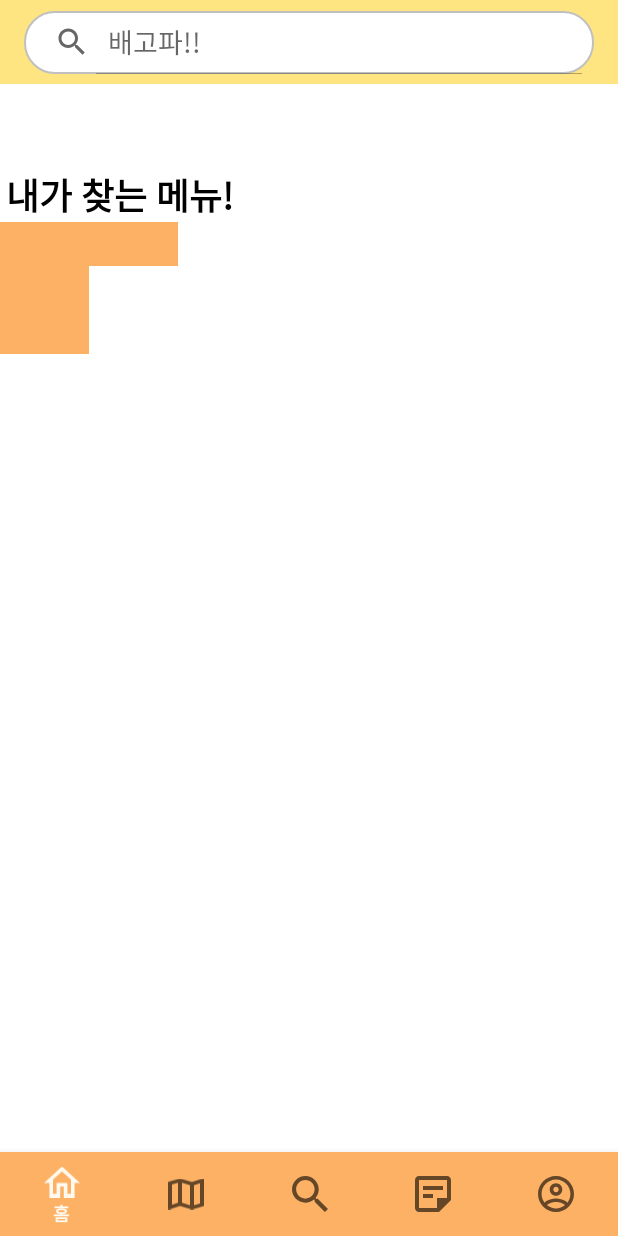
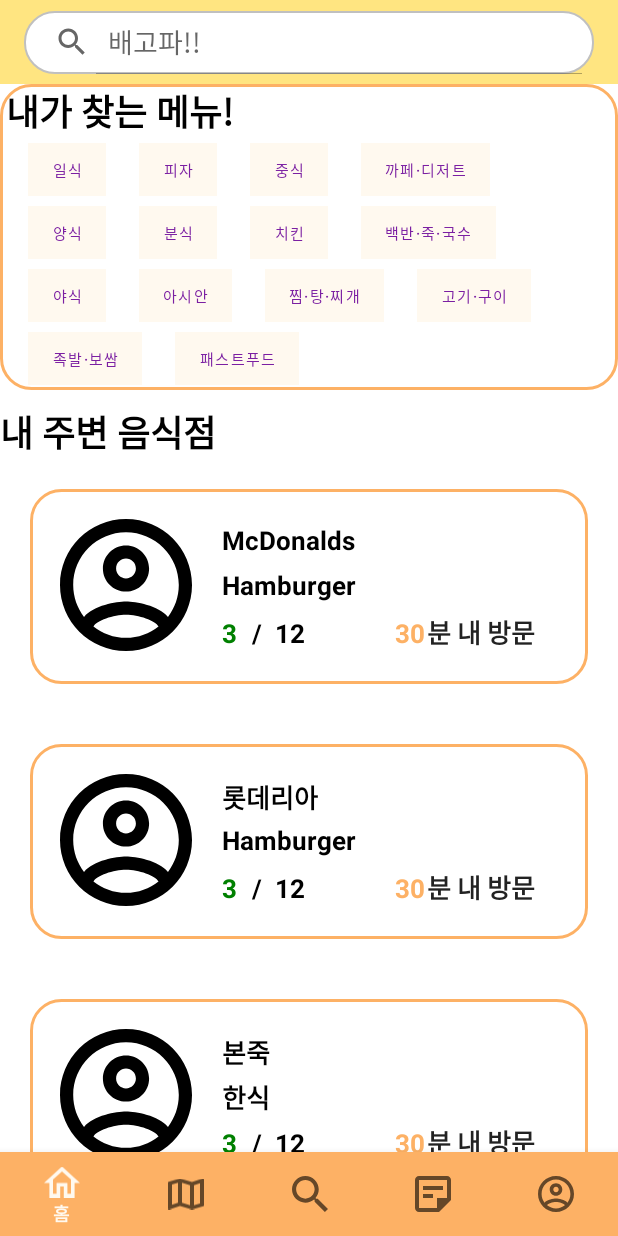
Before and after one commit to ajou-swe-2022/Android, an Android app: the screen it shows after launch (MainActivity), on a phone screen of 412 x 824 dp. Run offline under Robolectric (Android 15) with nearby library versions, the phone set to English and light mode, and no system bars.

Commit message:
Home 화면 구현,category button 미작동

```diff
--- /dev/null
+++ b/Waguwagu/app/src/main/java/com/example/waguwagu/CategoryAdapter.kt
@@ -0,0 +1,39 @@
+package com.example.waguwagu
+
+import androidx.recyclerview.widget.RecyclerView
+import android.view.LayoutInflater
+import android.view.ViewGroup
+import com.example.waguwagu.databinding.CategoryButtonBinding
+import com.example.waguwagu.databinding.OrderListItemBinding
+import androidx.fragment.app.FragmentManager
+
+class CategoryAdapter(val data:List<String>) : RecyclerView.Adapter<CategoryHolder>() {
+    private val mainActivity = MainActivity.getInstance()
+
+
+
+    override fun onCreateViewHolder(parent: ViewGroup, viewType: Int): CategoryHolder {
+        val binding = CategoryButtonBinding.inflate(LayoutInflater.from(parent.context), parent, false)
+        return CategoryHolder(binding)
+    }
+    override fun onBindViewHolder(holder: CategoryHolder, position: Int) {
+        return holder.setData(data[position])
+    }
+    override fun getItemCount(): Int = data.size
+
+
+}
+class CategoryHolder(private val binding : CategoryButtonBinding) : RecyclerView.ViewHolder(binding.root){
+    private val mainActivity = MainActivity.getInstance()
+    var mMember:String? = null
+
+    init {
+        binding.categoryName.setOnClickListener {
+            mainActivity?.text()
+            //mainActivity?.setCategory(binding.categoryName.text.toString())
+        }
+    }
+    fun setData(string: String){
+        binding.categoryName.text = string
+    }
+}
--- a/Waguwagu/app/src/main/java/com/example/waguwagu/MainActivity.kt
+++ b/Waguwagu/app/src/main/java/com/example/waguwagu/MainActivity.kt
@@ -4,6 +4,7 @@
 import androidx.appcompat.app.AppCompatActivity
 import android.os.Bundle
 import android.util.Log
+import android.widget.Toast
 import androidx.appcompat.widget.SearchView
 import androidx.fragment.app.Fragment
 import androidx.fragment.app.FragmentManager
@@ -18,11 +19,18 @@
 
     val searchbarFragment = SearchbarFragment()
     val homeFragment = HomeFragment()
+    companion object{
+        private var instance:MainActivity? = null
+        fun getInstance(): MainActivity? {
+            return instance
+        }
+    }
 
+    var  searchview:SearchView?=null
     override fun onCreate(savedInstanceState: Bundle?) {
         super.onCreate(savedInstanceState)
         setContentView(R.layout.activity_main)
-        var searchview : SearchView = findViewById(R.id.search_view)
+        searchview = findViewById(R.id.search_view)
 
         // 하단 탭이 눌렸을 때 화면을 전환하기 위해선 이벤트 처리하기 위해 BottomNavigationView 객체 생성
         var bnv_main = findViewById(R.id.bnv_main) as BottomNavigationView
@@ -56,7 +64,7 @@
 
             selectedItemId = R.id.home
 
-            searchview.setOnQueryTextListener(object : SearchView.OnQueryTextListener {
+            searchview?.setOnQueryTextListener(object : SearchView.OnQueryTextListener {
                 override fun onQueryTextSubmit(query: String?): Boolean {
                     setDataAtFragment(searchbarFragment, query)
                     if(selectedItemId != R.id.searchbar) {
@@ -67,7 +75,7 @@
                         supportFragmentManager.beginTransaction().detach(searchbarFragment).commitNowAllowingStateLoss()
                         supportFragmentManager.beginTransaction().attach(searchbarFragment).commitAllowingStateLoss()
                     }
-                    searchview.clearFocus()
+                    searchview?.clearFocus()
                     return false
                 }
 
@@ -87,5 +95,16 @@
 
         fragment.arguments = bundle
     }
+    fun setCategory(string: String?){
+        //searchview?.setQuery(string,true)
+        Toast.makeText(this@MainActivity, "토스트 메세지 띄우기 입니다.", Toast.LENGTH_SHORT).show()
+
+
+    }
+    fun text() {
+        homeFragment.binding.categoryRecyclerview1.adapter=CategoryAdapter(mutableListOf("확인"))
+        Toast.makeText(this@MainActivity, "토스트 메세지 띄우기 입니다.", Toast.LENGTH_SHORT).show()
+
+    }
 
 }
--- a/Waguwagu/app/src/main/java/com/example/waguwagu/ui/home/HomeFragment.kt
+++ b/Waguwagu/app/src/main/java/com/example/waguwagu/ui/home/HomeFragment.kt
@@ -1,33 +1,33 @@
 package com.example.waguwagu.ui.home
 
+import android.content.Context
 import android.os.Bundle
 import androidx.fragment.app.Fragment
 import android.view.LayoutInflater
 import android.view.View
 import android.view.ViewGroup
+import com.example.waguwagu.CategoryAdapter
+import com.example.waguwagu.MainActivity
 import com.example.waguwagu.R
+import com.example.waguwagu.SearchAdapter
+import com.example.waguwagu.databinding.FragmentHomeBinding
+import com.example.waguwagu.model.data.SearchData
 
 // TODO: Rename parameter arguments, choose names that match
 // the fragment initialization parameters, e.g. ARG_ITEM_NUMBER
 private const val ARG_PARAM1 = "param1"
 private const val ARG_PARAM2 = "param2"
 
-/**
- * A simple [Fragment] subclass.
- * Use the [HomeFragment.newInstance] factory method to
- * create an instance of this fragment.
- */
+
 class HomeFragment : Fragment() {
-    // TODO: Rename and change types of parameters
-    private var param1: String? = null
-    private var param2: String? = null
+
+
+
+    lateinit var binding:FragmentHomeBinding
+
 
     override fun onCreate(savedInstanceState: Bundle?) {
         super.onCreate(savedInstanceState)
-        arguments?.let {
-            param1 = it.getString(ARG_PARAM1)
-            param2 = it.getString(ARG_PARAM2)
-        }
     }
 
     override fun onCreateView(
@@ -35,9 +35,54 @@
         savedInstanceState: Bundle?
     ): View? {
         // Inflate the layout for this fragment
-        return inflater.inflate(R.layout.fragment_home, container, false)
+        binding=FragmentHomeBinding.inflate(inflater,container,false)
+        val datas1 = mutableListOf<String>()
+        val datas2 = mutableListOf<String>()
+        val datas3 = mutableListOf<String>()
+        val datas4 = mutableListOf<String>()
+        val datas = mutableListOf<SearchData>()
+        datas1.apply {
+            add("일식")
+            add("피자")
+            add("중식")
+            add("까페·디저트")
+
+        }
+        datas2.apply {
+            add("양식")
+            add("분식")
+            add("치킨")
+            add("백반·죽·국수")
+
+        }
+        datas3.apply {
+            add("야식")
+            add("아시안")
+            add("찜·탕·찌개")
+            add("고기·구이")
+
+        }
+        datas4.apply {
+            add("족발·보쌈")
+            add("패스트푸드")
+        }
+        datas.apply {
+            add(SearchData("McDonalds", "Hamburger", 3, 12, 30))
+            add(SearchData("롯데리아", "Hamburger", 3, 12, 30))
+            add(SearchData("본죽", "한식", 3, 12, 30))
+            add(SearchData("푸라닭", "한식", 3, 12, 30))
+            add(SearchData("팔달관매점", "호텔", 3, 12, 30))
+        }
+        binding.categoryRecyclerview1.adapter=CategoryAdapter(datas1)
+        binding.categoryRecyclerview2.adapter=CategoryAdapter(datas2)
+        binding.categoryRecyclerview3.adapter=CategoryAdapter(datas3)
+        binding.categoryRecyclerview4.adapter=CategoryAdapter(datas4)
+        binding.searchRecyclerview.adapter=SearchAdapter(datas)
+        return binding.root
     }
 
+
+    /*
     companion object {
         /**
          * Use this factory method to create a new instance of
@@ -57,4 +102,6 @@
                 }
             }
     }
+
+     */
 }
--- a/Waguwagu/app/src/main/java/com/example/waguwagu/ui/searchmap/SearchmapFragment.kt
+++ b/Waguwagu/app/src/main/java/com/example/waguwagu/ui/searchmap/SearchmapFragment.kt
@@ -5,7 +5,7 @@
 import android.graphics.Canvas
 import android.graphics.drawable.BitmapDrawable
 import android.os.Bundle
-import android.renderscript.ScriptGroup
+
 import androidx.fragment.app.Fragment
 import android.view.LayoutInflater
 import android.view.View
@@ -57,8 +57,7 @@
 
     }
 
-    private lateinit var mView: MapView
-    private lateinit var cardview: CardView
+
     private lateinit var rootView:View
     val datas = mutableListOf<SearchData>()
     lateinit var binding:FragmentSearchmapBinding
--- a/Waguwagu/app/src/main/res/drawable/ic_category.xml
+++ b/Waguwagu/app/src/main/res/drawable/ic_category.xml
@@ -1,11 +1,11 @@
 <?xml version="1.0" encoding="utf-8"?>
 <vector xmlns:android="http://schemas.android.com/apk/res/android"
-    android:width="99dp"
-    android:height="62dp"
+    android:width="50dp"
+    android:height="24dp"
     android:viewportWidth="99"
     android:viewportHeight="62">
 
     <path
-        android:fillColor="#FDB165"
+        android:fillColor="#FDB16500"
         android:pathData="M 0 0 H 99 V 62 H 0 V 0 Z" />
 </vector>
--- /dev/null
+++ b/Waguwagu/app/src/main/res/layout/category_button.xml
@@ -0,0 +1,27 @@
+<?xml version="1.0" encoding="utf-8"?>
+<LinearLayout xmlns:android="http://schemas.android.com/apk/res/android"
+    xmlns:tools="http://schemas.android.com/tools"
+    android:id="@+id/chat_message_item_layout"
+    android:layout_width="wrap_content"
+    android:layout_height="wrap_content"
+    android:padding="3dp"
+    android:orientation="vertical">
+
+
+    <Button
+        android:minWidth="0dp"
+        android:minHeight="0dp"
+        android:id="@+id/category_name"
+        android:layout_width="wrap_content"
+        android:layout_height="wrap_content"
+        android:background="@drawable/ic_category"
+        android:backgroundTint="@null"
+        android:layout_marginStart="15dp"
+        android:textColor="#7B1FA2"
+        android:textSize="10dp"
+        android:textColorHighlight="@color/black"
+        tools:text="check"
+        tools:ignore="SpeakableTextPresentCheck" />
+
+
+</LinearLayout>
--- a/Waguwagu/app/src/main/res/layout/fragment_home.xml
+++ b/Waguwagu/app/src/main/res/layout/fragment_home.xml
@@ -12,18 +12,16 @@
         android:layout_height="match_parent"
         android:orientation="vertical">
 
-        <View
-            android:layout_width="match_parent"
-            android:layout_height="?attr/actionBarSize" />
+
 
         <LinearLayout
             android:layout_width="match_parent"
-            android:layout_height="197dp"
+            android:layout_height="wrap_content"
+            android:background="@drawable/component_round"
             android:orientation="vertical">
 
-
             <TextView
-                android:id="@+id/result_text"
+                android:id="@+id/result_text1"
                 android:layout_width="160dp"
                 android:layout_height="wrap_content"
                 android:gravity="center_horizontal"
@@ -31,47 +29,95 @@
                 android:textColor="@color/black"
                 android:textSize="24sp"
                 android:textStyle="bold" />
-
-            <androidx.constraintlayout.widget.ConstraintLayout
+            <LinearLayout
                 android:layout_width="match_parent"
                 android:layout_height="wrap_content"
+
                 android:orientation="horizontal">
 
-                <LinearLayout
+                <androidx.recyclerview.widget.RecyclerView
+                    android:id="@+id/category_recyclerview1"
+                    android:layout_width="match_parent"
+                    android:layout_height="match_parent"
+                    android:orientation="horizontal"
+
+
+                    app:layoutManager="androidx.recyclerview.widget.LinearLayoutManager"
+                    tools:listitem="@layout/category_button"
+                    tools:orientation="horizontal" />
+            </LinearLayout>
+            <LinearLayout
+                android:layout_width="match_parent"
+                android:layout_height="wrap_content"
+
+                android:orientation="horizontal">
+
+                <androidx.recyclerview.widget.RecyclerView
+                    android:id="@+id/category_recyclerview2"
                     android:layout_width="match_parent"
                     android:layout_height="wrap_content"
-                    android:orientation="horizontal">
+                    android:orientation="horizontal"
 
-                    <ImageButton
-                        android:id="@+id/imageButton3"
-                        android:layout_width="59dp"
-                        android:layout_height="29dp"
-                        android:padding="0dp"
-                        android:src="@drawable/ic_category" />
+                    app:layoutManager="androidx.recyclerview.widget.LinearLayoutManager"
+                    tools:orientation="horizontal"
+                    tools:listitem="@layout/category_button" />
+            </LinearLayout>
+            <LinearLayout
+                android:layout_width="match_parent"
+                android:layout_height="wrap_content"
 
-                    <ImageButton
-                        android:id="@+id/imageButton2"
-                        android:layout_width="59dp"
-                        android:layout_height="29dp"
-                        android:padding="0dp"
-                        android:src="@drawable/ic_category" />
-                </LinearLayout>
-            </androidx.constraintlayout.widget.ConstraintLayout>
+                android:orientation="horizontal">
 
-            <ImageButton
-                android:id="@+id/imageButton"
-                android:layout_width="59dp"
-                android:layout_height="29dp"
-                android:padding="0dp"
-                android:src="@drawable/ic_category" />
+                <androidx.recyclerview.widget.RecyclerView
+                    android:id="@+id/category_recyclerview3"
+                    android:layout_width="match_parent"
+                    android:layout_height="wrap_content"
+                    android:orientation="horizontal"
 
-            <ImageButton
-                android:id="@+id/imageButton1"
-                android:layout_width="59dp"
-                android:layout_height="29dp"
-                android:padding="0dp"
-                android:src="@drawable/ic_category" />
+                    app:layoutManager="androidx.recyclerview.widget.LinearLayoutManager"
+                    tools:orientation="horizontal"
+                    tools:listitem="@layout/category_button" />
+            </LinearLayout>
+            <LinearLayout
+                android:layout_width="match_parent"
+                android:layout_height="wrap_content"
+
+                android:orientation="horizontal">
+
+                <androidx.recyclerview.widget.RecyclerView
+                    android:id="@+id/category_recyclerview4"
+                    android:layout_width="match_parent"
+                    android:layout_height="wrap_content"
+                    android:orientation="horizontal"
+
+                    app:layoutManager="androidx.recyclerview.widget.LinearLayoutManager"
+                    tools:orientation="horizontal"
+                    tools:listitem="@layout/category_button" />
+            </LinearLayout>
+
+
         </LinearLayout>
+
+        <TextView
+            android:id="@+id/result_text"
+            android:layout_width="match_parent"
+            android:layout_height="wrap_content"
+            android:layout_marginTop="10dp"
+            android:text="내 주변 음식점"
+            android:textColor="@color/black"
+            android:textSize="24sp"
+            android:textStyle="bold" />
+
+
+
+
+            <androidx.recyclerview.widget.RecyclerView
+                android:id="@+id/search_recyclerview"
+                android:layout_width="match_parent"
+                android:layout_height="match_parent"
+                app:layoutManager="androidx.recyclerview.widget.LinearLayoutManager"
+                tools:listitem="@layout/search_list_item" />
+
 
     </LinearLayout>
 
```
